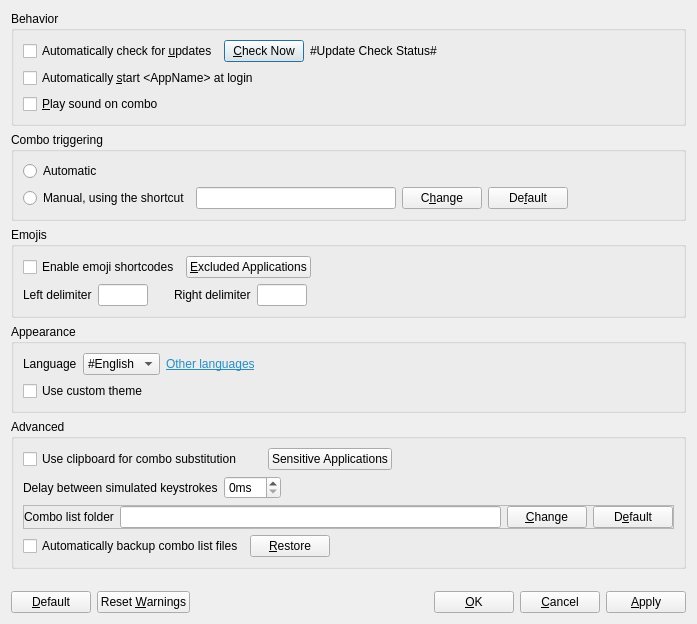
Old version of the form Beeftext/PreferencesDialog.ui in the repository xmichelo/Beeftext.
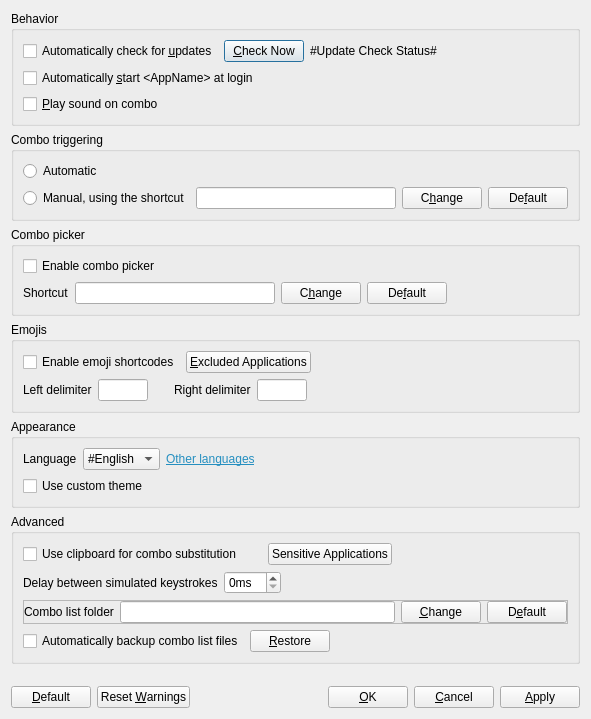
New version of the form.

Commit message: Implemented preference for custom combo picker shortcut.

What changed in the file:
```diff
--- a/Beeftext/PreferencesDialog.ui
+++ b/Beeftext/PreferencesDialog.ui
@@ -6,8 +6,8 @@
    <rect>
     <x>0</x>
     <y>0</y>
-    <width>697</width>
-    <height>590</height>
+    <width>563</width>
+    <height>677</height>
    </rect>
   </property>
   <property name="windowTitle">
@@ -152,6 +152,100 @@
      </layout>
     </widget>
    </item>
+   <item>
+    <widget class="QGroupBox" name="groupComboPicker">
+     <property name="minimumSize">
+      <size>
+       <width>0</width>
+       <height>0</height>
+      </size>
+     </property>
+     <property name="title">
+      <string>Combo picker</string>
+     </property>
+     <layout class="QVBoxLayout" name="verticalLayout_5">
+      <item>
+       <widget class="QCheckBox" name="checkEnableComboPicker">
+        <property name="text">
+         <string>Enable combo picker</string>
+        </property>
+       </widget>
+      </item>
+      <item>
+       <layout class="QHBoxLayout" name="horizontalLayout_9">
+        <item>
+         <widget class="QLabel" name="labelComboPickerShortcut">
+          <property name="text">
+           <string>Shortcut</string>
+          </property>
+         </widget>
+        </item>
+        <item>
+         <widget class="QLineEdit" name="editComboPickerShortcut">
+          <property name="sizePolicy">
+           <sizepolicy hsizetype="Minimum" vsizetype="Fixed">
+            <horstretch>0</horstretch>
+            <verstretch>0</verstretch>
+           </sizepolicy>
+          </property>
+          <property name="minimumSize">
+           <size>
+            <width>200</width>
+            <height>0</height>
+           </size>
+          </property>
+          <property name="maximumSize">
+           <size>
+            <width>100</width>
+            <height>16777215</height>
+           </size>
+          </property>
+          <property name="baseSize">
+           <size>
+            <width>50</width>
+            <height>0</height>
+           </size>
+          </property>
+          <property name="maxLength">
+           <number>50</number>
+          </property>
+          <property name="readOnly">
+           <bool>true</bool>
+          </property>
+         </widget>
+        </item>
+        <item>
+         <widget class="QPushButton" name="buttonChangeComboPickerShortcut">
+          <property name="text">
+           <string>C&amp;hange</string>
+          </property>
+         </widget>
+        </item>
+        <item>
+         <widget class="QPushButton" name="buttonResetComboPickerShortcut">
+          <property name="text">
+           <string>De&amp;fault</string>
+          </property>
+         </widget>
+        </item>
+        <item>
+         <spacer name="horizontalSpacer_11">
+          <property name="orientation">
+           <enum>Qt::Horizontal</enum>
+          </property>
+          <property name="sizeHint" stdset="0">
+           <size>
+            <width>40</width>
+            <height>20</height>
+           </size>
+          </property>
+         </spacer>
+        </item>
+       </layout>
+      </item>
+     </layout>
+    </widget>
+   </item>
    <item>
     <widget class="QGroupBox" name="groupboxEmojis">
      <property name="title">
```
Left out of the diff: 101 changed lines with no effect on the pictures. The commit also changes 6 other files.
